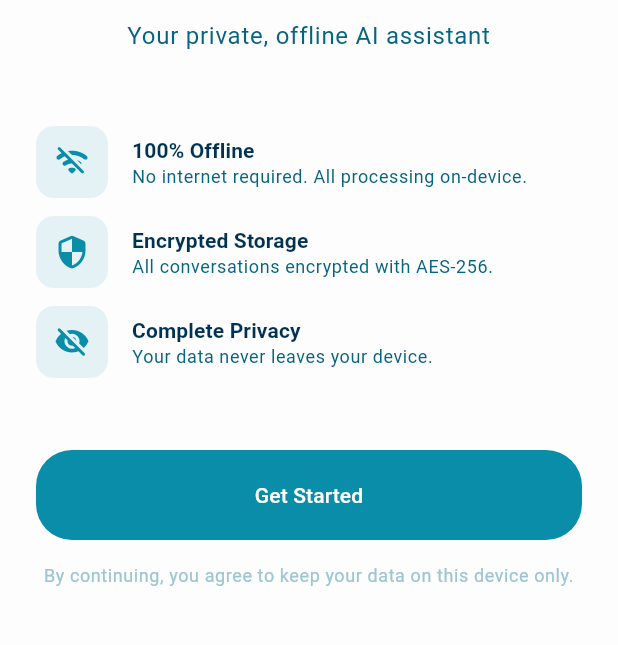
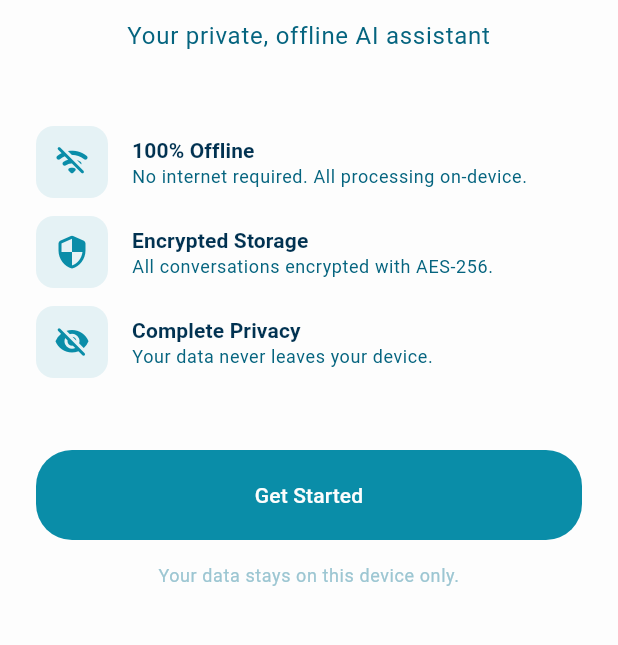
Before and after one commit to Juategi/cryptai, a Flutter app: the screen it shows after launch, on a phone screen of 412 x 824 dp, the part 378-1023 px from its top. Run offline on Flutter 3.47's test engine with Material 3 defaults, Android fonts, the phone set to English and light mode, and no system bars; our stand-ins replace drift, equatable, flutter_riverpod, flutter_secure_storage, go_router; missing offline and left inert: encrypt, fllama, sqlcipher_flutter_libs, sqlite3; accounts and stored records are empty; generated files the repository leaves out were written again.

Commit message:
Add onboarding welcome screen and improve setup flow
Introduces a new WelcomeScreen for onboarding, shown on every app launch, and refactors the encryption setup flow to be simpler and more focused. Updates routing to use the welcome screen as the entry point, and improves error handling and status feedback during encryption setup. Also enhances the settings screen to fully clear data and reset settings, and adds automatic conversation title generation based on the first message.

```diff
--- a/lib/presentation/router/app_router.dart
+++ b/lib/presentation/router/app_router.dart
@@ -1,4 +1,5 @@
 import 'package:go_router/go_router.dart';
+import '../screens/onboarding/welcome_screen.dart';
 import '../screens/onboarding/encryption_setup_screen.dart';
 import '../screens/chat_list/chat_list_screen.dart';
 import '../screens/chat/chat_screen.dart';
@@ -11,16 +12,21 @@ class AppRouter {
   AppRouter({required this.isInitialized});
 
   late final GoRouter router = GoRouter(
-    initialLocation: isInitialized ? '/' : '/setup',
+    initialLocation: '/',
     routes: [
+      GoRoute(
+        path: '/',
+        name: 'welcome',
+        builder: (context, state) => WelcomeScreen(needsSetup: !isInitialized),
+      ),
       GoRoute(
         path: '/setup',
         name: 'setup',
         builder: (context, state) => const EncryptionSetupScreen(),
       ),
       GoRoute(
-        path: '/',
-        name: 'home',
+        path: '/chats',
+        name: 'chats',
         builder: (context, state) => const ChatListScreen(),
       ),
       GoRoute(
--- a/lib/presentation/screens/onboarding/encryption_setup_screen.dart
+++ b/lib/presentation/screens/onboarding/encryption_setup_screen.dart
@@ -5,7 +5,7 @@ import '../../../main.dart';
 import '../../../services/encryption/encryption_service.dart';
 import '../../../services/storage/secure_storage_service.dart';
 
-/// Initial setup screen for configuring encryption
+/// Setup screen that initializes encryption
 class EncryptionSetupScreen extends ConsumerStatefulWidget {
   const EncryptionSetupScreen({super.key});
 
@@ -15,20 +15,33 @@ class EncryptionSetupScreen extends ConsumerStatefulWidget {
 }
 
 class _EncryptionSetupScreenState extends ConsumerState<EncryptionSetupScreen> {
-  bool _isLoading = false;
+  String _status = 'Setting up encryption...';
+  bool _hasError = false;
+
+  @override
+  void initState() {
+    super.initState();
+    _setupEncryption();
+  }
 
   Future<void> _setupEncryption() async {
-    setState(() => _isLoading = true);
+    try {
+      setState(() => _status = 'Generating encryption key...');
 
-    try {
       final encryptionService = EncryptionService();
       final secureStorage = SecureStorageService();
 
       // Generate random key (device-protected)
       final databaseKey = encryptionService.generateKey();
 
+      setState(() => _status = 'Securing your data...');
+
       await secureStorage.storeDatabaseKey(databaseKey);
       await secureStorage.setAppInitialized();
+
+      setState(() => _status = 'Ready!');
+
+      await Future.delayed(const Duration(milliseconds: 500));
 
       if (mounted) {
         // Restart app to reinitialize with database
@@ -36,16 +49,10 @@ class _EncryptionSetupScreenState extends ConsumerState<EncryptionSetupScreen> {
       }
     } catch (e) {
       if (mounted) {
-        ScaffoldMessenger.of(context).showSnackBar(
-          SnackBar(
-            content: Text('Error setting up encryption: $e'),
-            backgroundColor: AppColors.error,
-          ),
-        );
-      }
-    } finally {
-      if (mounted) {
-        setState(() => _isLoading = false);
+        setState(() {
+          _status = 'Error: $e';
+          _hasError = true;
+        });
       }
     }
   }
@@ -55,126 +62,42 @@ class _EncryptionSetupScreenState extends ConsumerState<EncryptionSetupScreen> {
     final theme = Theme.of(context);
 
     return Scaffold(
-      body: SafeArea(
-        child: SingleChildScrollView(
-          padding: const EdgeInsets.all(24),
+      body: Center(
+        child: Padding(
+          padding: const EdgeInsets.all(32),
           child: Column(
-            crossAxisAlignment: CrossAxisAlignment.stretch,
+            mainAxisAlignment: MainAxisAlignment.center,
             children: [
-              const SizedBox(height: 48),
-              // Logo
-              Center(
-                child: Image.asset('assets/logo.png', width: 120, height: 120),
-              ),
-              const SizedBox(height: 24),
-              // Title
+              Image.asset('assets/logo.png', width: 100, height: 100),
+              const SizedBox(height: 32),
+              if (!_hasError) ...[
+                const CircularProgressIndicator(),
+                const SizedBox(height: 24),
+              ],
               Text(
-                'Welcome to CryptAI',
-                style: theme.textTheme.headlineMedium?.copyWith(
-                  fontWeight: FontWeight.bold,
-                  color: AppColors.blueDark,
+                _status,
+                style: theme.textTheme.bodyLarge?.copyWith(
+                  color: _hasError ? AppColors.error : AppColors.blueDeep,
                 ),
                 textAlign: TextAlign.center,
               ),
-              const SizedBox(height: 12),
-              Text(
-                'Your private, offline AI assistant',
-                style: theme.textTheme.bodyLarge?.copyWith(
-                  color: AppColors.blueDeep,
+              if (_hasError) ...[
+                const SizedBox(height: 24),
+                FilledButton(
+                  onPressed: () {
+                    setState(() {
+                      _hasError = false;
+                      _status = 'Setting up encryption...';
+                    });
+                    _setupEncryption();
+                  },
+                  child: const Text('Retry'),
                 ),
-                textAlign: TextAlign.center,
-              ),
-              const SizedBox(height: 48),
-              // Privacy features
-              _buildFeatureCard(
-                icon: Icons.wifi_off_rounded,
-                title: '100% Offline',
-                description: 'No internet required. All processing on-device.',
-              ),
-              const SizedBox(height: 12),
-              _buildFeatureCard(
-                icon: Icons.security_rounded,
-                title: 'Encrypted Storage',
-                description: 'All conversations encrypted with AES-256.',
-              ),
-              const SizedBox(height: 12),
-              _buildFeatureCard(
-                icon: Icons.visibility_off_rounded,
-                title: 'Complete Privacy',
-                description: 'Your data never leaves your device.',
-              ),
-              const SizedBox(height: 48),
-              // Continue button
-              FilledButton(
-                onPressed: _isLoading ? null : _setupEncryption,
-                child: Padding(
-                  padding: const EdgeInsets.symmetric(vertical: 4),
-                  child: _isLoading
-                      ? const SizedBox(
-                          width: 24,
-                          height: 24,
-                          child: CircularProgressIndicator(
-                            strokeWidth: 2,
-                            color: Colors.white,
-                          ),
-                        )
-                      : const Text('Get Started'),
-                ),
-              ),
-              const SizedBox(height: 16),
-              Text(
-                'By continuing, you agree to keep your data on this device only.',
-                style: theme.textTheme.bodySmall?.copyWith(
-                  color: theme.colorScheme.outline,
-                ),
-                textAlign: TextAlign.center,
-              ),
+              ],
             ],
           ),
         ),
       ),
     );
   }
-
-  Widget _buildFeatureCard({
-    required IconData icon,
-    required String title,
-    required String description,
-  }) {
-    final theme = Theme.of(context);
-
-    return Row(
-      children: [
-        Container(
-          padding: const EdgeInsets.all(12),
-          decoration: BoxDecoration(
-            color: AppColors.turquoise.withValues(alpha: 0.1),
-            borderRadius: BorderRadius.circular(12),
-          ),
-          child: Icon(icon, color: AppColors.turquoise, size: 24),
-        ),
-        const SizedBox(width: 16),
-        Expanded(
-          child: Column(
-            crossAxisAlignment: CrossAxisAlignment.start,
-            children: [
-              Text(
-                title,
-                style: theme.textTheme.titleSmall?.copyWith(
-                  fontWeight: FontWeight.w600,
-                  color: AppColors.blueDark,
-                ),
-              ),
-              Text(
-                description,
-                style: theme.textTheme.bodySmall?.copyWith(
-                  color: AppColors.blueDeep,
-                ),
-              ),
-            ],
-          ),
-        ),
-      ],
-    );
-  }
 }
--- /dev/null
+++ b/lib/presentation/screens/onboarding/welcome_screen.dart
@@ -0,0 +1,142 @@
+import 'package:flutter/material.dart';
+import 'package:go_router/go_router.dart';
+import '../../../core/theme/app_colors.dart';
+
+/// Welcome screen shown on every app launch
+class WelcomeScreen extends StatefulWidget {
+  final bool needsSetup;
+
+  const WelcomeScreen({super.key, required this.needsSetup});
+
+  @override
+  State<WelcomeScreen> createState() => _WelcomeScreenState();
+}
+
+class _WelcomeScreenState extends State<WelcomeScreen> {
+  @override
+  Widget build(BuildContext context) {
+    final theme = Theme.of(context);
+
+    return Scaffold(
+      body: SafeArea(
+        child: SingleChildScrollView(
+          padding: const EdgeInsets.all(24),
+          child: Column(
+            crossAxisAlignment: CrossAxisAlignment.stretch,
+            children: [
+              const SizedBox(height: 48),
+              // Logo
+              Center(
+                child: Image.asset('assets/logo.png', width: 120, height: 120),
+              ),
+              const SizedBox(height: 24),
+              // Title
+              Text(
+                'Welcome to CryptAI',
+                style: theme.textTheme.headlineMedium?.copyWith(
+                  fontWeight: FontWeight.bold,
+                  color: AppColors.blueDark,
+                ),
+                textAlign: TextAlign.center,
+              ),
+              const SizedBox(height: 12),
+              Text(
+                'Your private, offline AI assistant',
+                style: theme.textTheme.bodyLarge?.copyWith(
+                  color: AppColors.blueDeep,
+                ),
+                textAlign: TextAlign.center,
+              ),
+              const SizedBox(height: 48),
+              // Privacy features
+              _buildFeatureCard(
+                icon: Icons.wifi_off_rounded,
+                title: '100% Offline',
+                description: 'No internet required. All processing on-device.',
+              ),
+              const SizedBox(height: 12),
+              _buildFeatureCard(
+                icon: Icons.security_rounded,
+                title: 'Encrypted Storage',
+                description: 'All conversations encrypted with AES-256.',
+              ),
+              const SizedBox(height: 12),
+              _buildFeatureCard(
+                icon: Icons.visibility_off_rounded,
+                title: 'Complete Privacy',
+                description: 'Your data never leaves your device.',
+              ),
+              const SizedBox(height: 48),
+              // Continue button
+              FilledButton(
+                onPressed: _continue,
+                child: Padding(
+                  padding: const EdgeInsets.symmetric(vertical: 4),
+                  child: Text(widget.needsSetup ? 'Get Started' : 'Continue'),
+                ),
+              ),
+              const SizedBox(height: 16),
+              Text(
+                'Your data stays on this device only.',
+                style: theme.textTheme.bodySmall?.copyWith(
+                  color: theme.colorScheme.outline,
+                ),
+                textAlign: TextAlign.center,
+              ),
+            ],
+          ),
+        ),
+      ),
+    );
+  }
+
+  void _continue() {
+    if (widget.needsSetup) {
+      context.go('/setup');
+    } else {
+      context.go('/chats');
+    }
+  }
+
+  Widget _buildFeatureCard({
+    required IconData icon,
+    required String title,
+    required String description,
+  }) {
+    final theme = Theme.of(context);
+
+    return Row(
+      children: [
+        Container(
+          padding: const EdgeInsets.all(12),
+          decoration: BoxDecoration(
+            color: AppColors.turquoise.withValues(alpha: 0.1),
+            borderRadius: BorderRadius.circular(12),
+          ),
+          child: Icon(icon, color: AppColors.turquoise, size: 24),
+        ),
+        const SizedBox(width: 16),
+        Expanded(
+          child: Column(
+            crossAxisAlignment: CrossAxisAlignment.start,
+            children: [
+              Text(
+                title,
+                style: theme.textTheme.titleSmall?.copyWith(
+                  fontWeight: FontWeight.w600,
+                  color: AppColors.blueDark,
+                ),
+              ),
+              Text(
+                description,
+                style: theme.textTheme.bodySmall?.copyWith(
+                  color: AppColors.blueDeep,
+                ),
+              ),
+            ],
+          ),
+        ),
+      ],
+    );
+  }
+}
--- a/lib/services/llm/fllama_llm_service.dart
+++ b/lib/services/llm/fllama_llm_service.dart
@@ -207,7 +207,7 @@ class FllamaLLMService implements LLMService {
         topP: topP,
         nPredict: maxTokens,
         penaltyRepeat: 1.1,
-        stop: ['<|end|>', '<|user|>', '<|endoftext|>'],
+        stop: ['<|end|>', '<|user|>', '<|endoftext|>', '</s>'],
         emitRealtimeCompletion: onToken != null,
       );
 
@@ -293,6 +293,7 @@ class FllamaLLMService implements LLMService {
         .replaceAll('<|user|>', '')
         .replaceAll('<|system|>', '')
         .replaceAll('<|endoftext|>', '')
+        .replaceAll('</s>', '')
         .trim();
   }
 
```
Also changed, not shown: lib/presentation/screens/settings/settings_screen.dart (+26 -5 lines), lib/providers/chat_provider.dart (+109 -0 lines).
